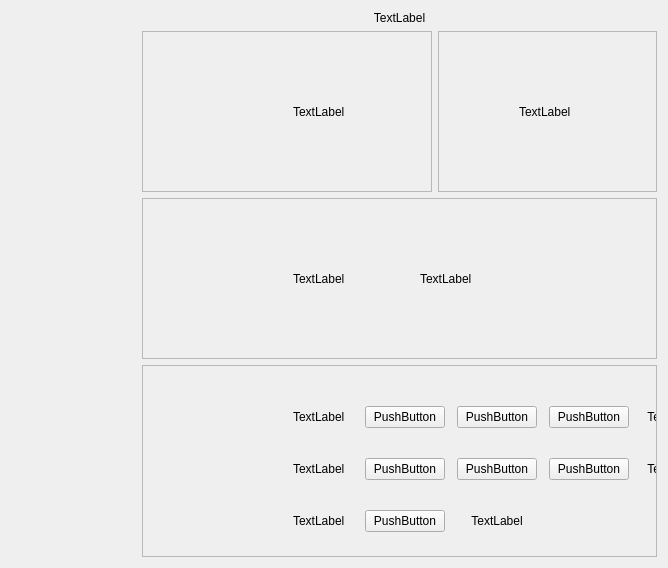
This is cdevoper.ui in song-kang/DNATHmi as Qt 5 draws it before an edit. The edited form follows.
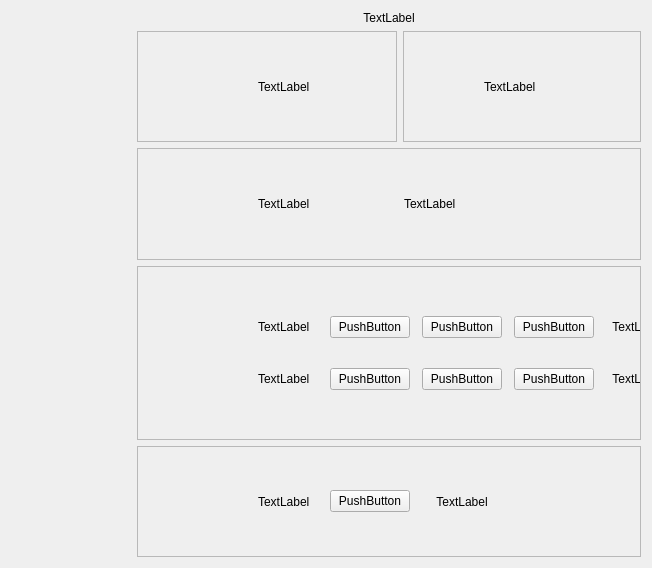
This is the edited form. Custom widgets are drawn as their Qt base class.

```diff
--- a/cdevoper.ui
+++ b/cdevoper.ui
@@ -6,7 +6,7 @@
    <rect>
     <x>0</x>
     <y>0</y>
-    <width>668</width>
+    <width>652</width>
     <height>568</height>
    </rect>
   </property>
@@ -14,6 +14,9 @@
    <string>CDevOper</string>
   </property>
   <layout class="QGridLayout" name="gridLayout_10">
+   <property name="horizontalSpacing">
+    <number>0</number>
+   </property>
    <property name="margin">
     <number>0</number>
    </property>
@@ -30,7 +33,7 @@
        <rect>
         <x>0</x>
         <y>0</y>
-        <width>69</width>
+        <width>99</width>
         <height>568</height>
        </rect>
       </property>
@@ -68,13 +71,13 @@
             <rect>
              <x>0</x>
              <y>0</y>
-             <width>408</width>
-             <height>140</height>
+             <width>282</width>
+             <height>125</height>
             </rect>
            </property>
            <layout class="QGridLayout" name="gridLayout_8">
             <property name="leftMargin">
-             <number>150</number>
+             <number>120</number>
             </property>
             <item row="0" column="0">
              <layout class="QHBoxLayout" name="horizontalLayout_6">
@@ -135,8 +138,8 @@
             <rect>
              <x>0</x>
              <y>0</y>
-             <width>204</width>
-             <height>140</height>
+             <width>241</width>
+             <height>125</height>
             </rect>
            </property>
            <layout class="QGridLayout" name="gridLayout_6">
@@ -204,13 +207,13 @@
           <rect>
            <x>0</x>
            <y>0</y>
-           <width>573</width>
-           <height>141</height>
+           <width>533</width>
+           <height>126</height>
           </rect>
          </property>
          <layout class="QGridLayout" name="gridLayout_9">
           <property name="leftMargin">
-           <number>150</number>
+           <number>120</number>
           </property>
           <property name="rightMargin">
            <number>150</number>
@@ -297,21 +300,40 @@
           <rect>
            <x>0</x>
            <y>0</y>
-           <width>580</width>
-           <height>231</height>
+           <width>550</width>
+           <height>162</height>
           </rect>
          </property>
          <layout class="QGridLayout" name="gridLayout_7">
           <property name="leftMargin">
-           <number>150</number>
+           <number>120</number>
           </property>
           <property name="topMargin">
-           <number>40</number>
+           <number>9</number>
+          </property>
+          <property name="bottomMargin">
+           <number>9</number>
+          </property>
+          <property name="horizontalSpacing">
+           <number>6</number>
           </property>
           <property name="verticalSpacing">
            <number>30</number>
           </property>
-          <item row="0" column="0">
+          <item row="3" column="0">
+           <spacer name="verticalSpacer">
+            <property name="orientation">
+             <enum>Qt::Vertical</enum>
+            </property>
+            <property name="sizeHint" stdset="0">
+             <size>
+              <width>20</width>
+              <height>40</height>
+             </size>
+            </property>
+           </spacer>
+          </item>
+          <item row="1" column="0">
            <layout class="QHBoxLayout" name="horizontalLayout_2">
             <property name="spacing">
              <number>20</number>
@@ -383,7 +405,7 @@
             </item>
            </layout>
           </item>
-          <item row="1" column="0">
+          <item row="2" column="0">
            <layout class="QHBoxLayout" name="horizontalLayout_3">
             <property name="spacing">
              <number>20</number>
@@ -455,7 +477,54 @@
             </item>
            </layout>
           </item>
-          <item row="2" column="0">
+          <item row="0" column="0">
+           <spacer name="verticalSpacer_2">
+            <property name="orientation">
+             <enum>Qt::Vertical</enum>
+            </property>
+            <property name="sizeHint" stdset="0">
+             <size>
+              <width>20</width>
+              <height>40</height>
+             </size>
+            </property>
+           </spacer>
+          </item>
+         </layout>
+        </widget>
+       </widget>
+      </item>
+      <item row="4" column="0">
+       <widget class="QScrollArea" name="scrollArea_reset">
+        <property name="verticalScrollBarPolicy">
+         <enum>Qt::ScrollBarAlwaysOff</enum>
+        </property>
+        <property name="horizontalScrollBarPolicy">
+         <enum>Qt::ScrollBarAlwaysOff</enum>
+        </property>
+        <property name="widgetResizable">
+         <bool>true</bool>
+        </property>
+        <widget class="QWidget" name="scrollAreaWidgetReset">
+         <property name="geometry">
+          <rect>
+           <x>0</x>
+           <y>0</y>
+           <width>533</width>
+           <height>126</height>
+          </rect>
+         </property>
+         <layout class="QGridLayout" name="gridLayout_11">
+          <property name="leftMargin">
+           <number>120</number>
+          </property>
+          <property name="topMargin">
+           <number>20</number>
+          </property>
+          <property name="bottomMargin">
+           <number>20</number>
+          </property>
+          <item row="0" column="0">
            <layout class="QHBoxLayout" name="horizontalLayout_5">
             <property name="spacing">
              <number>20</number>
@@ -509,19 +578,6 @@
             </item>
            </layout>
           </item>
-          <item row="3" column="0">
-           <spacer name="verticalSpacer">
-            <property name="orientation">
-             <enum>Qt::Vertical</enum>
-            </property>
-            <property name="sizeHint" stdset="0">
-             <size>
-              <width>20</width>
-              <height>13</height>
-             </size>
-            </property>
-           </spacer>
-          </item>
          </layout>
         </widget>
        </widget>
@@ -550,6 +606,12 @@
    <header>switchbutton.h</header>
    <container>1</container>
   </customwidget>
+  <customwidget>
+   <class>TouchScrollArea</class>
+   <extends>QScrollArea</extends>
+   <header>touchscrollarea.h</header>
+   <container>1</container>
+  </customwidget>
  </customwidgets>
  <resources/>
  <connections/>
```
Left out of the diff: 7 changed lines with no effect on the pictures.
